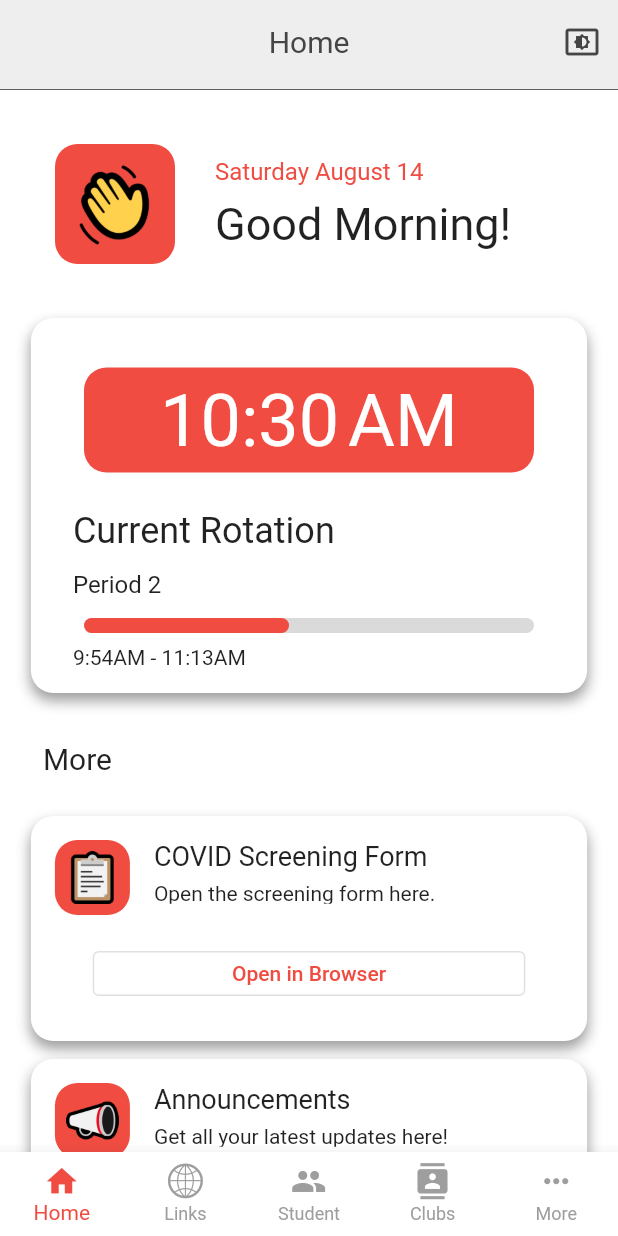
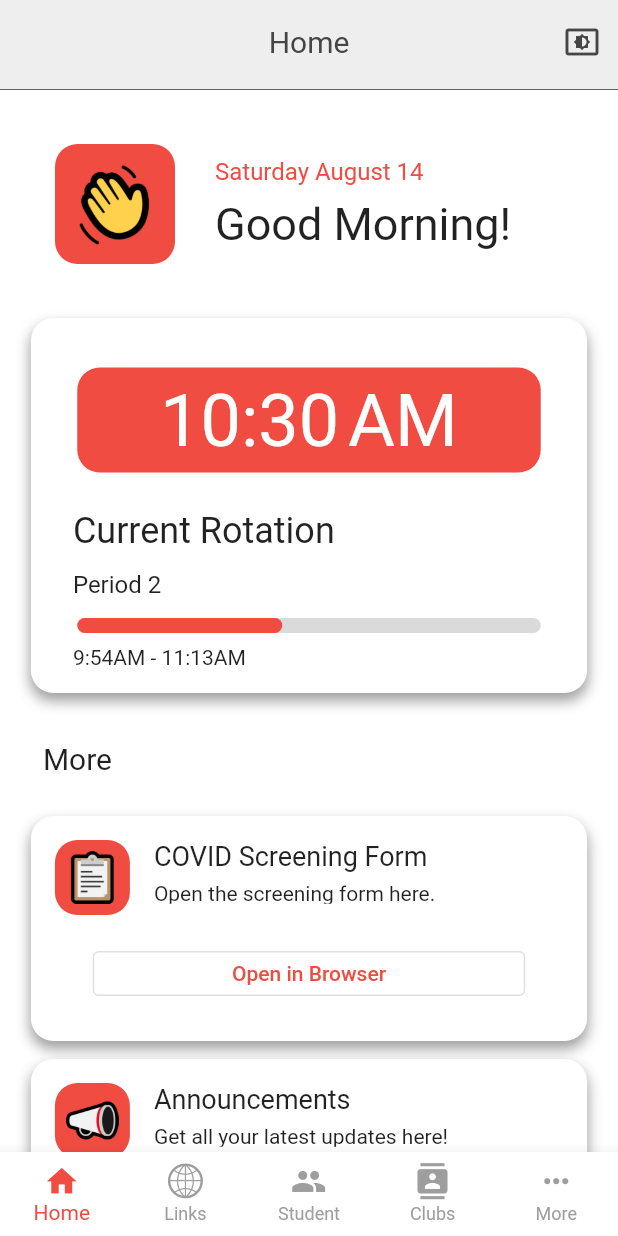
Before and after one commit to uhsmssschoolApp/WolfPackApp, a Flutter app: the screen it shows after launch, on a phone screen of 412 x 824 dp. Run offline on Flutter 3.47's test engine with Material 2 defaults, Android fonts, the phone set to English and light mode, and no system bars; our stand-ins replace cloud_firestore, firebase_core, flutter_spinkit, shared_preferences, webview_flutter; accounts and stored records are empty; Roboto replaces fonts that are missing (SF, SFBold); statements that could not run were skipped.

```diff
--- a/testflutter/lib/homeutils/timecard.dart
+++ b/testflutter/lib/homeutils/timecard.dart
@@ -61,7 +61,7 @@ class _timeCardState extends State<timeCard> {
                     child: Container(
                       alignment: Alignment.center,
                       height: 70,
-                      width: 300,
+                      width: screenWidth * 0.75,
                       decoration: BoxDecoration(
                           color: maroon,
                           borderRadius:
@@ -108,7 +108,7 @@ class _timeCardState extends State<timeCard> {
               ),
               Container(
                 height: 10.0,
-                width: 300,
+                width: screenWidth * 0.75,
                 alignment: Alignment.topLeft,
                 decoration: BoxDecoration(
                   color: lightGrey,
```
